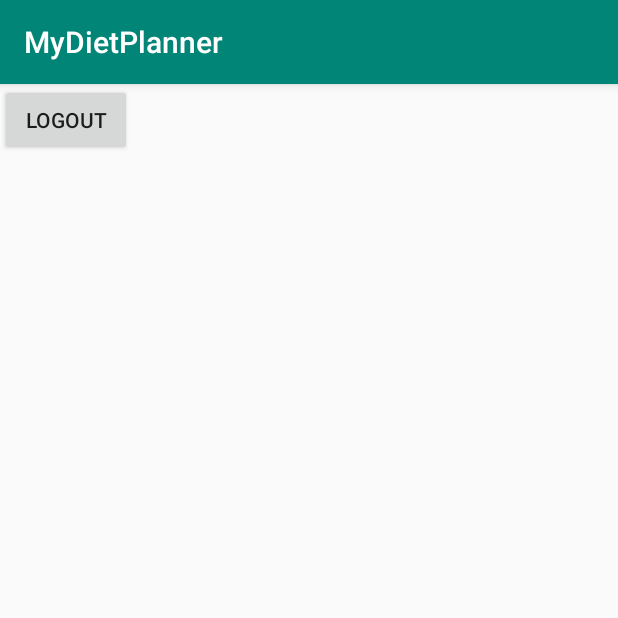
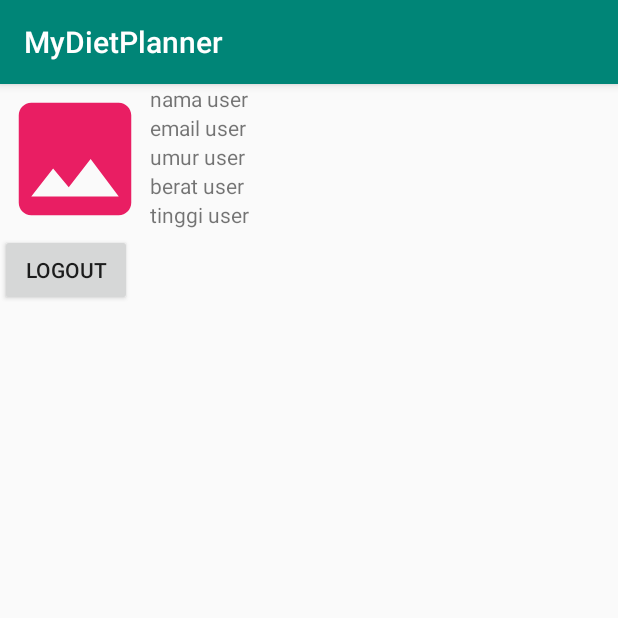
Before and after one commit to ferisetyo1/MyDietPlanner, an Android app: the screen it shows after launch once a user with an empty profile is signed in (MainActivity), on a phone screen of 412 x 824 dp, the top half of it. Run offline under Robolectric (Android 15) with nearby library versions, the light colour scheme and no system bars; our stand-ins replace Firebase (no records; nobody signed in at launch, a user with empty details on screens opened directly); 5 statements that could not run were skipped.

Commit message:
Register x FirebaseDatabase,Keluarin data user di database

```diff
--- a/app/build.gradle
+++ b/app/build.gradle
@@ -24,6 +24,7 @@ dependencies {
     implementation 'com.android.support:appcompat-v7:28.0.0'
     implementation 'com.android.support.constraint:constraint-layout:1.1.3'
     implementation 'com.google.firebase:firebase-auth:16.0.3'
+    implementation 'com.google.firebase:firebase-database:16.0.1'
     testImplementation 'junit:junit:4.12'
     androidTestImplementation 'com.android.support.test:runner:1.0.2'
     androidTestImplementation 'com.android.support.test.espresso:espresso-core:3.0.2'
--- a/app/src/main/AndroidManifest.xml
+++ b/app/src/main/AndroidManifest.xml
@@ -3,8 +3,7 @@
     package="feri.com.mydietplanner">
 
     <uses-permission
-        android:name="android.permission.INTERNET"
-        android:requiredFeature="true"/>
+        android:name="android.permission.INTERNET"/>
 
     <application
         android:allowBackup="true"
--- a/app/src/main/java/feri/com/mydietplanner/MainActivity.java
+++ b/app/src/main/java/feri/com/mydietplanner/MainActivity.java
@@ -1,18 +1,29 @@
 package feri.com.mydietplanner;
 
 import android.content.Intent;
+import android.support.annotation.NonNull;
 import android.support.v7.app.AppCompatActivity;
 import android.os.Bundle;
+import android.util.Log;
 import android.view.View;
+import android.widget.TextView;
 
 import com.google.firebase.auth.FirebaseAuth;
 import com.google.firebase.auth.FirebaseUser;
+import com.google.firebase.database.DataSnapshot;
+import com.google.firebase.database.DatabaseError;
+import com.google.firebase.database.DatabaseReference;
+import com.google.firebase.database.FirebaseDatabase;
+import com.google.firebase.database.ValueEventListener;
 
 public class MainActivity extends AppCompatActivity {
 
     FirebaseAuth mAuth;
     FirebaseUser mUser;
-    UserModel userModel;
+    FirebaseDatabase database;
+    DatabaseReference userRef;
+
+    TextView txt_nama, txt_email, txt_umur, txt_berat, txt_tinggi;
 
     @Override
     protected void onCreate(Bundle savedInstanceState) {
@@ -21,18 +32,46 @@ public class MainActivity extends AppCompatActivity {
 
         mAuth = FirebaseAuth.getInstance();
         mUser = mAuth.getCurrentUser();
+        database = FirebaseDatabase.getInstance();
 
-        if(mUser!=null){
-            //data
-        }else{
-            startActivity(new Intent(getApplicationContext(),LoginActivity.class));
+        txt_nama = (TextView) findViewById(R.id.txt_nama);
+        txt_email = (TextView) findViewById(R.id.txt_email);
+        txt_umur = (TextView) findViewById(R.id.txt_umur);
+        txt_berat = (TextView) findViewById(R.id.txt_berat);
+        txt_tinggi = (TextView) findViewById(R.id.txt_tinggi);
+
+        if (mUser != null) {
+            userRef = database.getReference("Users").child(mUser.getUid());
+            Log.d("uid=", mUser.getUid());
+            loadData();
+        } else {
+            startActivity(new Intent(getApplicationContext(), LoginActivity.class));
             finish();
         }
     }
 
+    public void loadData() {
+        userRef.addValueEventListener(new ValueEventListener() {
+            @Override
+            public void onDataChange(@NonNull DataSnapshot dataSnapshot) {
+                UserModel value = dataSnapshot.getValue(UserModel.class);
+                txt_nama.setText(value.getNama());
+                txt_email.setText(value.getEmail());
+                txt_umur.setText(String.valueOf(value.getUmur()));
+                txt_berat.setText(String.valueOf(value.getBerat()));
+                txt_tinggi.setText(String.valueOf(value.getTinggi()));
+            }
+
+            @Override
+            public void onCancelled(@NonNull DatabaseError databaseError) {
+                Log.d("Failed to read value.", databaseError.getMessage());
+            }
+        });
+    }
+
     public void logout(View view) {
         mAuth.signOut();
-        startActivity(new Intent(getApplicationContext(),LoginActivity.class));
+        startActivity(new Intent(getApplicationContext(), LoginActivity.class));
         finish();
     }
 }
--- a/app/src/main/java/feri/com/mydietplanner/ResetPasswordActivity.java
+++ b/app/src/main/java/feri/com/mydietplanner/ResetPasswordActivity.java
@@ -2,8 +2,6 @@ package feri.com.mydietplanner;
 
 import android.app.Dialog;
 import android.content.Intent;
-import android.graphics.Color;
-import android.graphics.drawable.ColorDrawable;
 import android.support.annotation.NonNull;
 import android.support.v7.app.AppCompatActivity;
 import android.os.Bundle;
--- a/app/src/main/res/layout/activity_main.xml
+++ b/app/src/main/res/layout/activity_main.xml
@@ -4,7 +4,52 @@
     xmlns:tools="http://schemas.android.com/tools"
     android:layout_width="match_parent"
     android:layout_height="match_parent"
-    tools:context=".MainActivity">
+    tools:context=".MainActivity"
+    android:orientation="vertical">
+
+    <RelativeLayout
+        android:layout_width="match_parent"
+        android:layout_height="wrap_content">
+        <ImageView
+            android:id="@+id/photo_profile"
+            android:layout_width="100dp"
+            android:layout_height="100dp"
+            android:src="@drawable/ic_image_black_24dp"/>
+        <TextView
+            android:id="@+id/txt_nama"
+            android:layout_width="wrap_content"
+            android:layout_height="wrap_content"
+            android:layout_toRightOf="@+id/photo_profile"
+            android:text="nama user"/>
+        <TextView
+            android:id="@+id/txt_email"
+            android:layout_width="wrap_content"
+            android:layout_height="wrap_content"
+            android:layout_below="@id/txt_nama"
+            android:layout_toRightOf="@+id/photo_profile"
+            android:text="email user"/>
+        <TextView
+            android:id="@+id/txt_umur"
+            android:layout_width="wrap_content"
+            android:layout_height="wrap_content"
+            android:layout_below="@id/txt_email"
+            android:layout_toRightOf="@+id/photo_profile"
+            android:text="umur user"/>
+        <TextView
+            android:id="@+id/txt_berat"
+            android:layout_width="wrap_content"
+            android:layout_height="wrap_content"
+            android:layout_below="@id/txt_umur"
+            android:layout_toRightOf="@+id/photo_profile"
+            android:text="berat user"/>
+        <TextView
+            android:id="@+id/txt_tinggi"
+            android:layout_width="wrap_content"
+            android:layout_height="wrap_content"
+            android:layout_below="@id/txt_berat"
+            android:layout_toRightOf="@+id/photo_profile"
+            android:text="tinggi user"/>
+    </RelativeLayout>
 
     <Button
         android:layout_width="wrap_content"
--- a/app/src/main/res/layout/activity_reset_password.xml
+++ b/app/src/main/res/layout/activity_reset_password.xml
@@ -24,7 +24,8 @@
             android:id="@+id/in_resetpassword"
             android:layout_width="300dp"
             android:layout_height="wrap_content"
-            android:hint="maasukan email"/>
+            android:hint="maasukan email"
+            android:inputType="textEmailAddress"/>
 
         <Button
             android:id="@+id/btn_resetpassword"
```
Also changed, not shown: app/src/main/java/feri/com/mydietplanner/RegisterActivity.java (+54 -21 lines), app/src/main/java/feri/com/mydietplanner/UserModel.java (+28 -1 lines), app/src/main/res/layout/activity_register.xml (+7 -0 lines).
